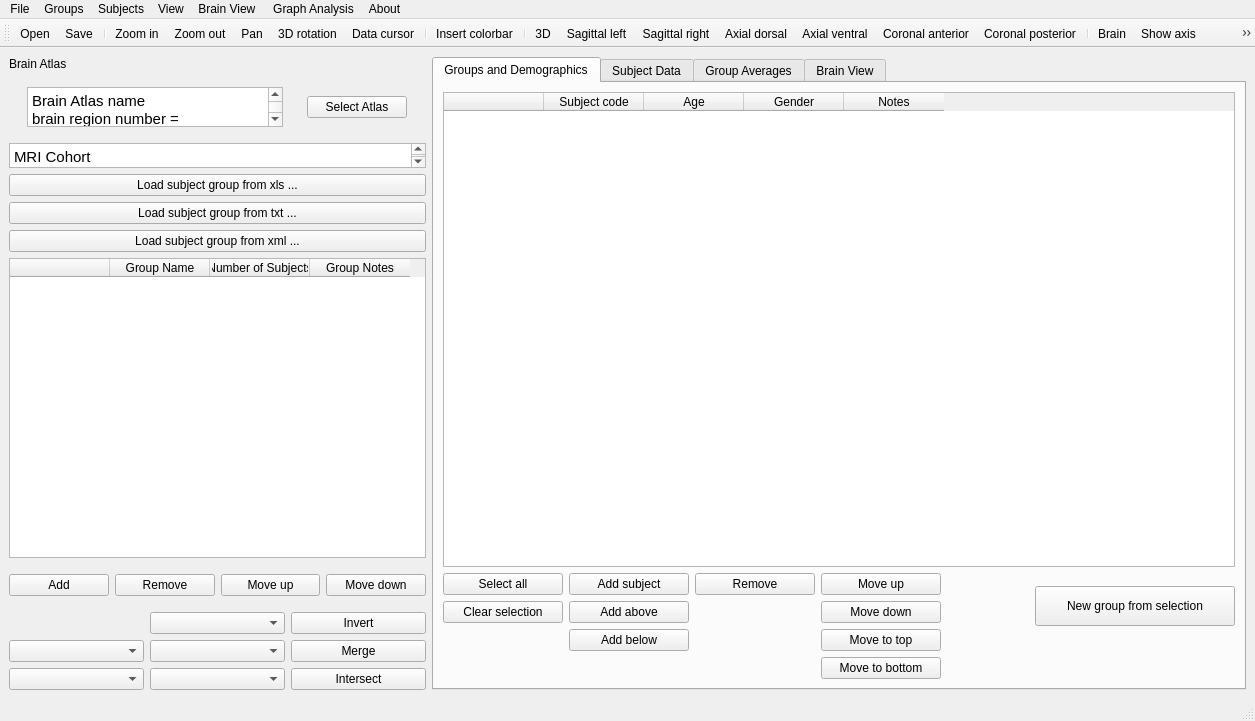
Before: the Qt Designer form braphy/gui/ui_files/cohort_editor.ui in softmatterlab/Braph-2.0-Python, drawn with Qt 5.
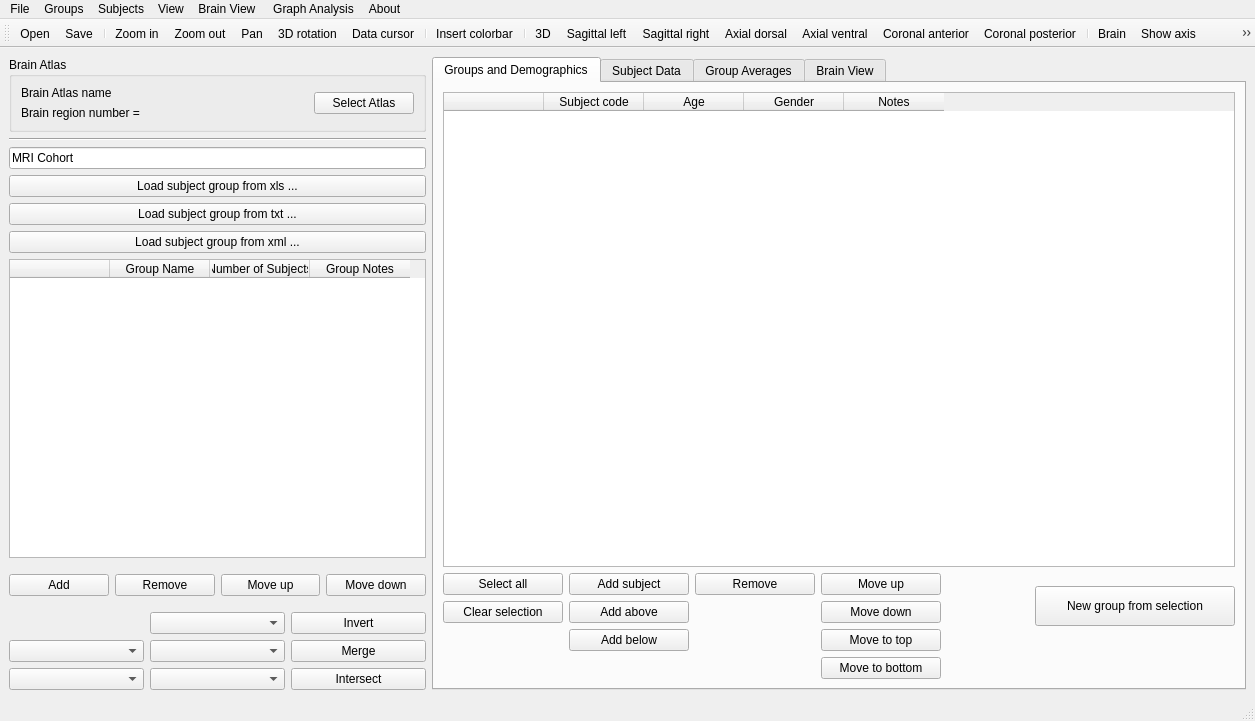
After: the same form once the commit is applied. The open tabs and pages were chosen to show the change. Icons and pictures are not drawn. Custom widgets are drawn as their Qt base class.

Commit message: Change atlas and cohort name widget types

Patch:
```diff
--- a/braphy/gui/ui_files/cohort_editor.ui
+++ b/braphy/gui/ui_files/cohort_editor.ui
@@ -35,43 +35,31 @@
          <number>0</number>
         </property>
         <item>
-         <widget class="QLabel" name="label">
-          <property name="text">
+         <widget class="QGroupBox" name="groupBoxAtlas">
+          <property name="title">
            <string>Brain Atlas</string>
           </property>
-         </widget>
-        </item>
+          <layout class="QHBoxLayout" name="horizontalLayout_3">
         <item>
-         <layout class="QHBoxLayout" name="horizontalLayout_2">
-          <property name="topMargin">
+            <layout class="QVBoxLayout" name="verticalLayout_4">
+             <property name="rightMargin">
            <number>10</number>
           </property>
-          <property name="bottomMargin">
-           <number>10</number>
-          </property>
+             <item>
+              <widget class="QLabel" name="labelAtlasName">
+               <property name="text">
+                <string>Brain Atlas name</string>
+               </property>
+              </widget>
+             </item>
           <item>
-           <widget class="QTextEdit" name="textEdit_2">
-            <property name="sizePolicy">
-             <sizepolicy hsizetype="Maximum" vsizetype="Maximum">
-              <horstretch>0</horstretch>
-              <verstretch>0</verstretch>
-             </sizepolicy>
-            </property>
-            <property name="maximumSize">
-             <size>
-              <width>16777215</width>
-              <height>40</height>
-             </size>
-            </property>
-            <property name="html">
-             <string>&lt;!DOCTYPE HTML PUBLIC &quot;-//W3C//DTD HTML 4.0//EN&quot; &quot;http://www.w3.org/TR/REC-html40/strict.dtd&quot;&gt;
-&lt;html&gt;&lt;head&gt;&lt;meta name=&quot;qrichtext&quot; content=&quot;1&quot; /&gt;&lt;style type=&quot;text/css&quot;&gt;
-p, li { white-space: pre-wrap; }
-&lt;/style&gt;&lt;/head&gt;&lt;body style=&quot; font-family:'Ubuntu'; font-size:11pt; font-weight:400; font-style:normal;&quot;&gt;
-&lt;p style=&quot; margin-top:0px; margin-bottom:0px; margin-left:0px; margin-right:0px; -qt-block-indent:0; text-indent:0px;&quot;&gt;Brain Atlas name&lt;/p&gt;
-&lt;p style=&quot; margin-top:0px; margin-bottom:0px; margin-left:0px; margin-right:0px; -qt-block-indent:0; text-indent:0px;&quot;&gt;brain region number = &lt;/p&gt;&lt;/body&gt;&lt;/html&gt;</string>
-            </property>
-           </widget>
+              <widget class="QLabel" name="labelRegionNumber">
+               <property name="text">
+                <string>Brain region number = </string>
+               </property>
+              </widget>
+             </item>
+            </layout>
           </item>
           <item>
            <widget class="QPushButton" name="btnAtlas">
@@ -93,6 +81,14 @@
            </widget>
           </item>
          </layout>
+         </widget>
+        </item>
+        <item>
+         <widget class="Line" name="line">
+          <property name="orientation">
+           <enum>Qt::Horizontal</enum>
+          </property>
+         </widget>
         </item>
         <item>
          <layout class="QVBoxLayout" name="verticalLayout_3">
@@ -100,26 +96,9 @@
            <number>0</number>
           </property>
           <item>
-           <widget class="QTextEdit" name="textEdit">
-            <property name="sizePolicy">
-             <sizepolicy hsizetype="Expanding" vsizetype="Fixed">
-              <horstretch>0</horstretch>
-              <verstretch>0</verstretch>
-             </sizepolicy>
-            </property>
-            <property name="maximumSize">
-             <size>
-              <width>16777215</width>
-              <height>25</height>
-             </size>
-            </property>
-            <property name="html">
-             <string>&lt;!DOCTYPE HTML PUBLIC &quot;-//W3C//DTD HTML 4.0//EN&quot; &quot;http://www.w3.org/TR/REC-html40/strict.dtd&quot;&gt;
-&lt;html&gt;&lt;head&gt;&lt;meta name=&quot;qrichtext&quot; content=&quot;1&quot; /&gt;&lt;style type=&quot;text/css&quot;&gt;
-p, li { white-space: pre-wrap; }
-&lt;/style&gt;&lt;/head&gt;&lt;body style=&quot; font-family:'Ubuntu'; font-size:11pt; font-weight:400; font-style:normal;&quot;&gt;
-&lt;p style=&quot; margin-top:0px; margin-bottom:0px; margin-left:0px; margin-right:0px; -qt-block-indent:0; text-indent:0px;&quot;&gt;MRI Cohort&lt;/p&gt;
-&lt;p style=&quot;-qt-paragraph-type:empty; margin-top:0px; margin-bottom:0px; margin-left:0px; margin-right:0px; -qt-block-indent:0; text-indent:0px;&quot;&gt;&lt;br /&gt;&lt;/p&gt;&lt;/body&gt;&lt;/html&gt;</string>
+           <widget class="QLineEdit" name="textCohortName">
+            <property name="text">
+             <string>MRI Cohort</string>
             </property>
            </widget>
           </item>
```
Left out of the diff: 2 changed lines with no effect on the pictures. Lines whose indentation alone changed are shown as unchanged.
